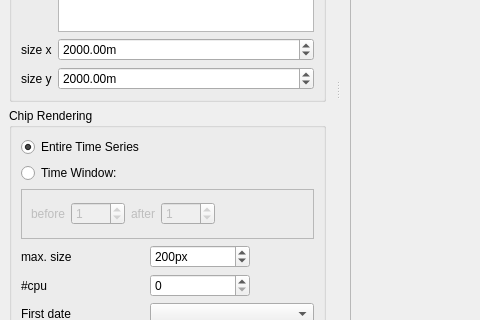
Before: the Qt Designer form sensecarbon_tsv_gui_base.ui in jakimowb/eo-time-series-viewer, drawn with Qt 5; both pictures show x 0 to 480 and y 237 to 557 of the 898 by 955 pixel window.
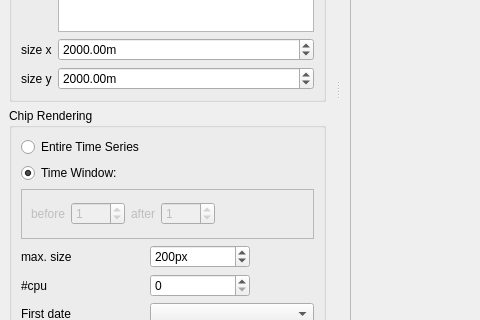
After: the same form once the commit is applied. The open tabs and pages were chosen to show the change.

```diff
--- a/sensecarbon_tsv_gui_base.ui
+++ b/sensecarbon_tsv_gui_base.ui
@@ -7,7 +7,7 @@
     <x>0</x>
     <y>0</y>
     <width>898</width>
-    <height>873</height>
+    <height>926</height>
    </rect>
   </property>
   <property name="windowTitle">
@@ -597,7 +597,7 @@
            <string>Entire Time Series</string>
           </property>
           <property name="checked">
-           <bool>true</bool>
+           <bool>false</bool>
           </property>
          </widget>
         </item>
@@ -609,6 +609,9 @@
           <property name="text">
            <string>Time Window:</string>
           </property>
+          <property name="checked">
+           <bool>true</bool>
+          </property>
          </widget>
         </item>
         <item row="2" column="0" rowspan="2" colspan="3">
```
Left out of the diff: 4 changed lines with no effect on the pictures.
